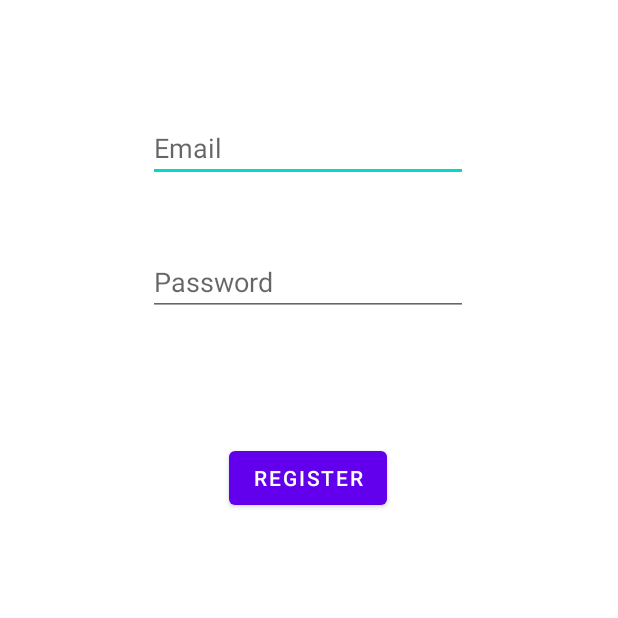
After one commit to wongliheng/covidsmartapp, an Android app: the RegisterPage screen opened directly, with no data from a screen before it, on a phone screen of 412 x 824 dp, the top half of it. The commit adds this screen. Run offline under Robolectric (Android 15) with nearby library versions, the phone set to English and light mode, and no system bars; our stand-ins replace Firebase (no records; nobody signed in at launch, a user with empty details on screens opened directly); network calls fail.

Commit message:
20/1/2022

```diff
--- a/CovidSmartApp/app/src/main/AndroidManifest.xml
+++ b/CovidSmartApp/app/src/main/AndroidManifest.xml
@@ -12,7 +12,13 @@
         android:supportsRtl="true"
         android:theme="@style/Theme.CovidSmartApp">
         <activity
+            android:name=".RegisterPage"
+            android:exported="false" />
+        <activity
             android:name=".RealtimePage"
+            android:exported="false" />
+        <activity
+            android:name=".LoginPage"
             android:exported="false" />
         <activity
             android:name=".MainActivity"
--- /dev/null
+++ b/CovidSmartApp/app/src/main/java/com/covidsmartapp/RegisterPage.java
@@ -0,0 +1,103 @@
+package com.covidsmartapp;
+
+import androidx.annotation.NonNull;
+import androidx.appcompat.app.AppCompatActivity;
+
+import android.os.Bundle;
+import android.util.Patterns;
+import android.view.View;
+import android.widget.Button;
+import android.widget.EditText;
+import android.widget.ProgressBar;
+import android.widget.Toast;
+
+import com.google.android.gms.tasks.OnCompleteListener;
+import com.google.android.gms.tasks.Task;
+import com.google.firebase.auth.AuthResult;
+import com.google.firebase.auth.FirebaseAuth;
+import com.google.firebase.database.FirebaseDatabase;
+
+public class RegisterPage extends AppCompatActivity {
+
+    private FirebaseAuth mAuth;
+    private Button register;
+    private EditText email, pw;
+    private ProgressBar progressBar;
+
+    @Override
+    protected void onCreate(Bundle savedInstanceState) {
+        super.onCreate(savedInstanceState);
+        setContentView(R.layout.activity_register_page);
+
+        mAuth = FirebaseAuth.getInstance();
+
+        register = findViewById(R.id.register);
+        email = findViewById(R.id.registerEmail);
+        pw = findViewById(R.id.registerPw);
+        progressBar = findViewById(R.id.progressBar);
+
+        register.setOnClickListener(new View.OnClickListener() {
+            @Override
+            public void onClick(View view) {
+                registerUser();
+            }
+        });
+    }
+
+    private void registerUser() {
+        String emailString = email.getText().toString().trim();
+        String pwString = pw.getText().toString().trim();
+
+        if(emailString.isEmpty()) {
+            email.setError("email required");
+            email.requestFocus();
+        }
+
+        if(!Patterns.EMAIL_ADDRESS.matcher(emailString).matches()) {
+            email.setError("valid email required");
+            email.requestFocus();
+        }
+
+        if(pwString.isEmpty()) {
+            pw.setError("pw required");
+            pw.requestFocus();
+        }
+
+        if(pwString.length() < 6) {
+            pw.setError("pw too short, needs 6");
+            pw.requestFocus();
+        }
+
+        progressBar.setVisibility(View.VISIBLE);
+        mAuth.createUserWithEmailAndPassword(emailString, pwString)
+                .addOnCompleteListener(new OnCompleteListener<AuthResult>() {
+                    @Override
+                    public void onComplete(@NonNull Task<AuthResult> task) {
+                        if (task.isSuccessful()){
+                            UserClass user = new UserClass(emailString, pwString);
+
+                            FirebaseDatabase.getInstance().getReference("users")
+                                    .child(FirebaseAuth.getInstance().getCurrentUser().getUid())
+                                    .setValue(user).addOnCompleteListener(new OnCompleteListener<Void>() {
+                                @Override
+                                public void onComplete(@NonNull Task<Void> task) {
+                                    if(task.isSuccessful()){
+                                        Toast.makeText(RegisterPage.this, "success", Toast.LENGTH_SHORT).show();
+                                        progressBar.setVisibility(View.GONE);
+                                    }
+                                    else{
+                                        Toast.makeText(RegisterPage.this, "fail", Toast.LENGTH_SHORT).show();
+                                        progressBar.setVisibility(View.GONE);
+                                    }
+                                }
+                            });
+                        }
+                        else{
+                            Toast.makeText(RegisterPage.this, "fail", Toast.LENGTH_SHORT).show();
+                            progressBar.setVisibility(View.GONE);
+                        }
+                    }
+                });
+
+    }
+}
--- a/CovidSmartApp/app/src/main/java/com/covidsmartapp/apiService.java
+++ b/CovidSmartApp/app/src/main/java/com/covidsmartapp/apiService.java
@@ -24,7 +24,7 @@ public class apiService {
 
         void onResponse (CovidDataModel covidDataModel);
 
-        void onImage (ImageLoader imageLoader, String url);
+//        void onImage (ImageLoader imageLoader, String url);
     }
 
     public void getCovidData (String country, final VolleyResponseListener vrl) {
@@ -44,8 +44,8 @@ public class apiService {
                         e.printStackTrace();
                     }
                     vrl.onResponse(covidDataModel);
-                    ImageLoader imageLoader = SingletonClass.getInstance(context).getImageLoader();
-                    vrl.onImage(imageLoader, covidDataModel.getFlag());
+//                    ImageLoader imageLoader = SingletonClass.getInstance(context).getImageLoader();
+//                    vrl.onImage(imageLoader, covidDataModel.getFlag());
                 }, error -> vrl.onError("error"));
 
         SingletonClass.getInstance(context).addToRequestQueue(request);
--- /dev/null
+++ b/CovidSmartApp/app/src/main/res/layout/activity_register_page.xml
@@ -0,0 +1,59 @@
+<?xml version="1.0" encoding="utf-8"?>
+<androidx.constraintlayout.widget.ConstraintLayout xmlns:android="http://schemas.android.com/apk/res/android"
+    xmlns:app="http://schemas.android.com/apk/res-auto"
+    xmlns:tools="http://schemas.android.com/tools"
+    android:layout_width="match_parent"
+    android:layout_height="match_parent"
+    tools:context=".RegisterPage">
+
+    <EditText
+        android:id="@+id/registerEmail"
+        android:layout_width="wrap_content"
+        android:layout_height="wrap_content"
+        android:layout_marginTop="76dp"
+        android:ems="10"
+        android:inputType="textEmailAddress"
+        android:hint="Email"
+        app:layout_constraintEnd_toEndOf="parent"
+        app:layout_constraintHorizontal_bias="0.497"
+        app:layout_constraintStart_toStartOf="parent"
+        app:layout_constraintTop_toTopOf="parent" />
+
+    <EditText
+        android:id="@+id/registerPw"
+        android:layout_width="wrap_content"
+        android:layout_height="wrap_content"
+        android:layout_marginTop="44dp"
+        android:ems="10"
+        android:inputType="textPassword"
+        android:hint="Password"
+        app:layout_constraintEnd_toEndOf="parent"
+        app:layout_constraintHorizontal_bias="0.497"
+        app:layout_constraintStart_toStartOf="parent"
+        app:layout_constraintTop_toBottomOf="@+id/registerEmail" />
+
+    <Button
+        android:id="@+id/register"
+        android:layout_width="wrap_content"
+        android:layout_height="wrap_content"
+        android:layout_marginTop="84dp"
+        android:text="Register"
+        app:layout_constraintEnd_toEndOf="parent"
+        app:layout_constraintHorizontal_bias="0.498"
+        app:layout_constraintStart_toStartOf="parent"
+        app:layout_constraintTop_toBottomOf="@+id/registerPw" />
+
+    <ProgressBar
+        android:id="@+id/progressBar"
+        style="?android:attr/progressBarStyle"
+        android:layout_width="wrap_content"
+        android:layout_height="wrap_content"
+        android:visibility="gone"
+        app:layout_constraintBottom_toBottomOf="parent"
+        app:layout_constraintEnd_toEndOf="parent"
+        app:layout_constraintHorizontal_bias="0.498"
+        app:layout_constraintStart_toStartOf="parent"
+        app:layout_constraintTop_toBottomOf="@+id/register"
+        app:layout_constraintVertical_bias="0.31" />
+
+</androidx.constraintlayout.widget.ConstraintLayout>
--- a/CovidSmartApp/app/src/main/res/values-night/themes.xml
+++ b/CovidSmartApp/app/src/main/res/values-night/themes.xml
@@ -1,6 +1,6 @@
 <resources xmlns:tools="http://schemas.android.com/tools">
     <!-- Base application theme. -->
-    <style name="Theme.CovidSmartApp" parent="Theme.MaterialComponents.DayNight.DarkActionBar">
+    <style name="Theme.CovidSmartApp" parent="Theme.MaterialComponents.DayNight.NoActionBar">
         <!-- Primary brand color. -->
         <item name="colorPrimary">@color/purple_200</item>
         <item name="colorPrimaryVariant">@color/purple_700</item>
--- a/CovidSmartApp/app/src/main/res/values/themes.xml
+++ b/CovidSmartApp/app/src/main/res/values/themes.xml
@@ -1,6 +1,6 @@
 <resources xmlns:tools="http://schemas.android.com/tools">
     <!-- Base application theme. -->
-    <style name="Theme.CovidSmartApp" parent="Theme.MaterialComponents.DayNight.DarkActionBar">
+    <style name="Theme.CovidSmartApp" parent="Theme.MaterialComponents.DayNight.NoActionBar">
         <!-- Primary brand color. -->
         <item name="colorPrimary">@color/purple_500</item>
         <item name="colorPrimaryVariant">@color/purple_700</item>
--- a/CovidSmartApp/build.gradle
+++ b/CovidSmartApp/build.gradle
@@ -6,6 +6,7 @@ buildscript {
     }
     dependencies {
         classpath "com.android.tools.build:gradle:7.0.4"
+        classpath 'com.google.gms:google-services:4.3.10'
 
         // NOTE: Do not place your application dependencies here; they belong
         // in the individual module build.gradle files
```
Also changed, not shown: CovidSmartApp/app/build.gradle (+8 -0 lines), CovidSmartApp/app/src/main/java/com/covidsmartapp/LoginPage.java (added, +28 -0 lines), CovidSmartApp/app/src/main/java/com/covidsmartapp/MainActivity.java (+10 -0 lines), CovidSmartApp/app/src/main/java/com/covidsmartapp/RealtimePage.java (+20 -27 lines), CovidSmartApp/app/src/main/java/com/covidsmartapp/SingletonClass.java (+17 -17 lines), CovidSmartApp/app/src/main/java/com/covidsmartapp/SpinnerCreation.java (added, +54 -0 lines), CovidSmartApp/app/src/main/java/com/covidsmartapp/UserClass.java (added, +16 -0 lines), CovidSmartApp/app/src/main/res/layout/activity_login_page.xml (added, +56 -0 lines), CovidSmartApp/app/src/main/res/layout/activity_main.xml (+13 -0 lines), CovidSmartApp/app/src/main/res/layout/activity_realtime_page.xml (+17 -6 lines), 1 other file.
